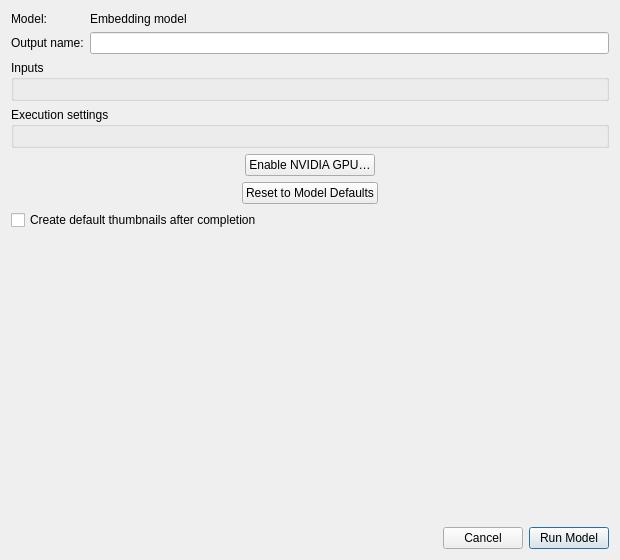
Before: the Qt Designer form src/EmbeddingsArea/ui/model_execution_dialog.ui in eidora-desktop/EIDORA, drawn with Qt 5.
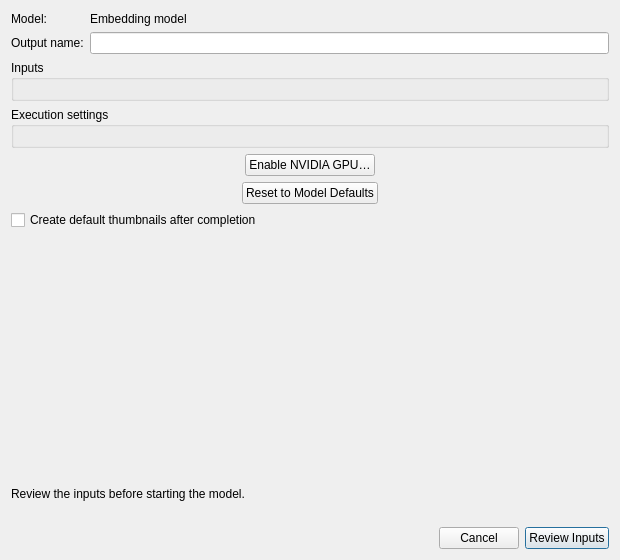
After: the same form once the commit is applied.

```diff
--- a/src/EmbeddingsArea/ui/model_execution_dialog.ui
+++ b/src/EmbeddingsArea/ui/model_execution_dialog.ui
@@ -103,6 +103,12 @@
      </property>
     </spacer>
    </item>
+   <item>
+    <widget class="QLabel" name="label_input_summary">
+     <property name="text"><string>Review the inputs before starting the model.</string></property>
+     <property name="wordWrap"><bool>true</bool></property>
+    </widget>
+   </item>
    <item>
     <widget class="QLabel" name="label_error">
      <property name="text">
@@ -141,7 +147,7 @@
      <item>
       <widget class="QPushButton" name="button_run">
        <property name="text">
-        <string>Run Model</string>
+        <string>Review Inputs</string>
        </property>
        <property name="default">
         <bool>true</bool>
```
